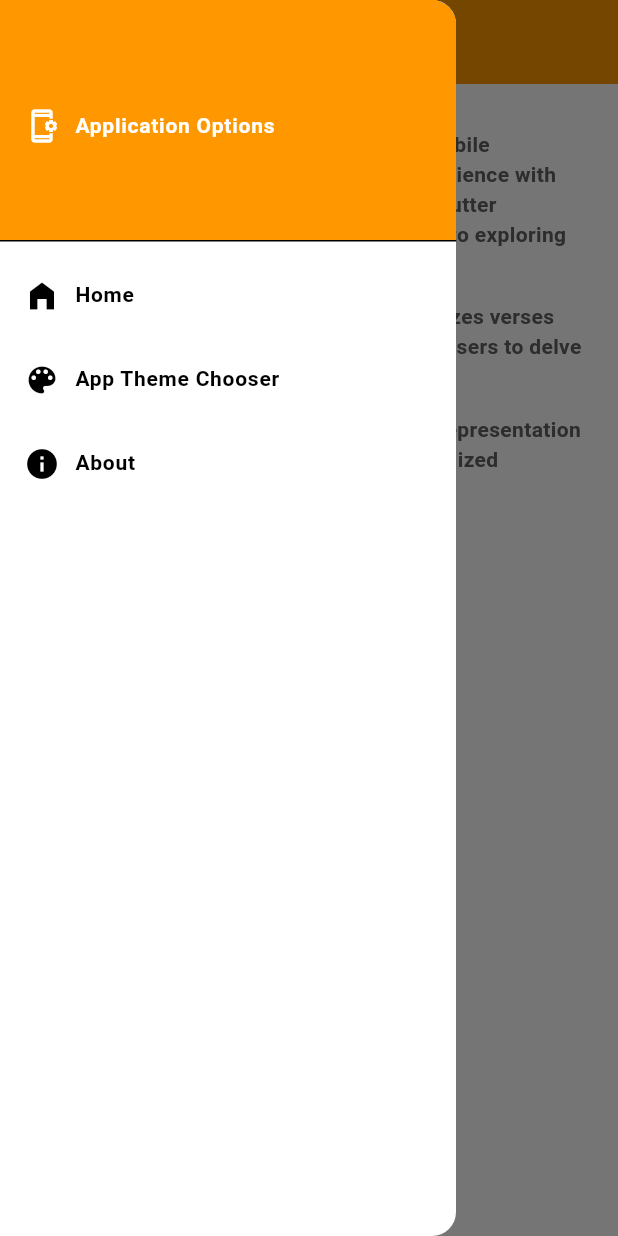
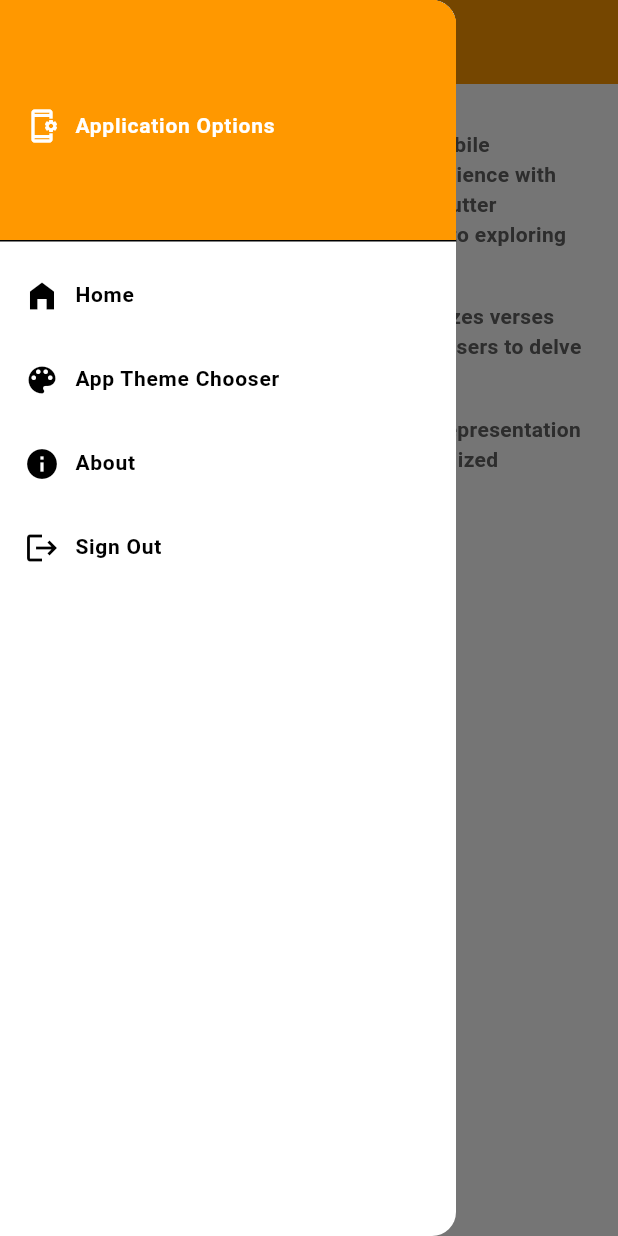
Before and after one commit to Jinan47/Siraj, a Flutter app: the About screen opened by its route, with the side drawer open, on a phone screen of 412 x 824 dp. Run offline on Flutter 3.47's test engine with Material 3 defaults, Android fonts, the phone set to English and light mode, and no system bars; our stand-ins replace google_nav_bar, shared_preferences, theme_provider; missing offline and left inert: quran; accounts and stored records are empty; Roboto replaces fonts that are missing (Poppins).

Commit message:
Added signout entry

```diff
--- a/lib/widgets/drawer.dart
+++ b/lib/widgets/drawer.dart
@@ -1,7 +1,8 @@
 import 'package:flutter/material.dart';
-import 'package:siraj/screens/home.dart';
 import 'package:siraj/screens/theme.dart';
 import 'package:siraj/screens/about.dart';
+import 'package:siraj/screens/signup.dart';
+import 'package:siraj/screens/home.dart';
 
 class ScreenEntries {
   final String title;
@@ -37,6 +38,11 @@ class _AppDrawerState extends State<AppDrawer> {
       title: "About",
       routeName: About.routeName,
       icon: Icon(Icons.info),
+    ),
+    ScreenEntries(
+      title: "Sign Out",
+      routeName: SignIn.routeName,
+      icon: Icon(Icons.logout),
     ),
   ];
 
```
